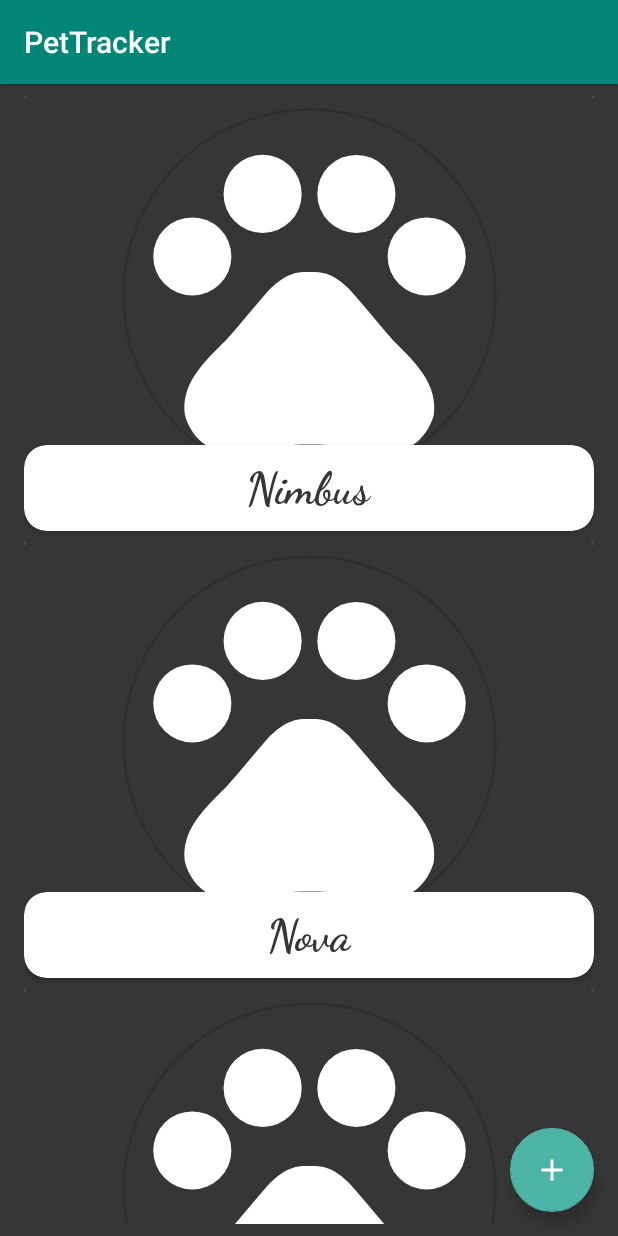
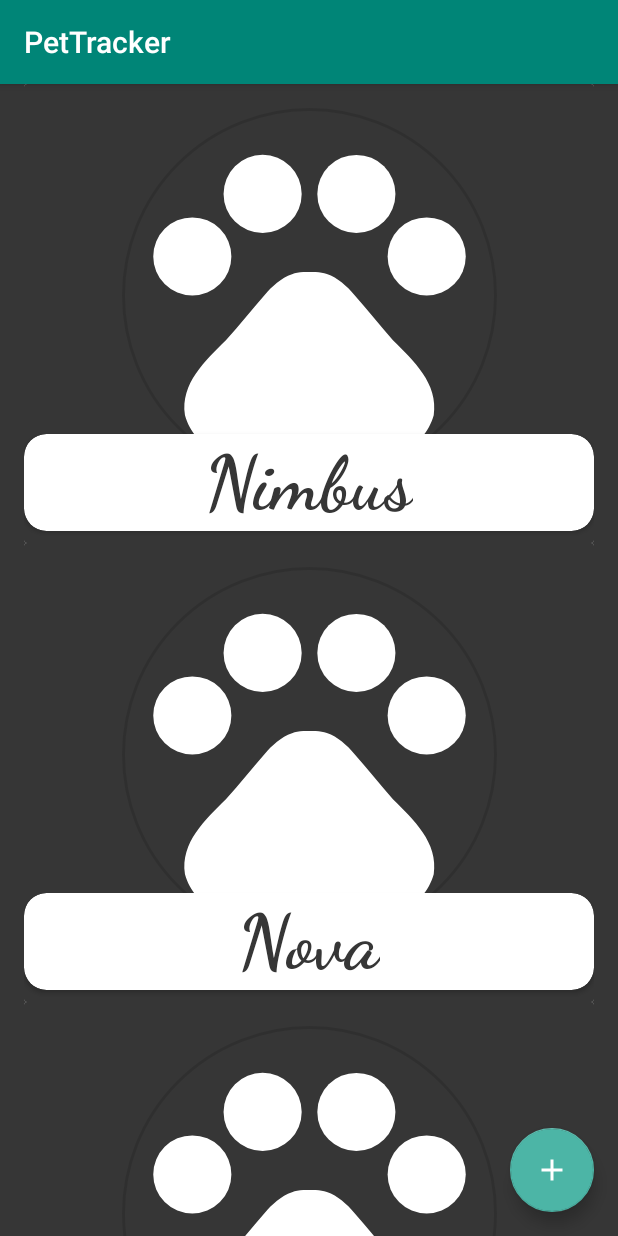
Before and after one commit to sara-sall/PetTracker, an Android app: the screen it shows after launch (MainActivity), on a phone screen of 412 x 824 dp. Run offline under Robolectric (Android 15) with nearby library versions, the phone set to English and light mode, and no system bars; our stand-ins replace CircleImageView.

Commit message:
Small changes layout

```diff
--- a/app/src/main/res/layout/activity_main.xml
+++ b/app/src/main/res/layout/activity_main.xml
@@ -17,10 +17,10 @@
         android:layout_width="match_parent"
         android:layout_height="match_parent"
         android:layout_marginTop="?attr/actionBarSize"
-        android:paddingTop="8dp"
+        android:paddingTop="0dp"
         android:paddingEnd="16dp"
         android:paddingStart="16dp"
-        android:paddingBottom="8dp"
+        android:paddingBottom="0dp"
         xmlns:android="http://schemas.android.com/apk/res/android"
         xmlns:app="http://schemas.android.com/apk/res-auto"
         xmlns:tools="http://schemas.android.com/tools"
--- a/app/src/main/res/layout/recycler_item_pet.xml
+++ b/app/src/main/res/layout/recycler_item_pet.xml
@@ -20,7 +20,7 @@
             android:id="@+id/petImageMain"
             android:layout_width="250dp"
             android:layout_height="250dp"
-            android:layout_marginTop="8dp"
+            android:layout_marginTop="16dp"
             android:layout_marginBottom="40dp"
             android:src="@drawable/ic_pets_white_24dp"
             android:visibility="visible"
@@ -53,10 +53,10 @@
                 android:layout_height="wrap_content"
                 android:layout_gravity="center"
                 android:fontFamily="cursive"
-                android:padding="10dp"
+                android:padding="1dp"
                 android:text="TextView"
                 android:textColor="@color/light_gray"
-                android:textSize="30dp"
+                android:textSize="50sp"
                 android:textStyle="bold"
                 app:layout_constraintEnd_toEndOf="@+id/petNameBgID"
                 app:layout_constraintStart_toStartOf="@+id/petNameBgID"
```
